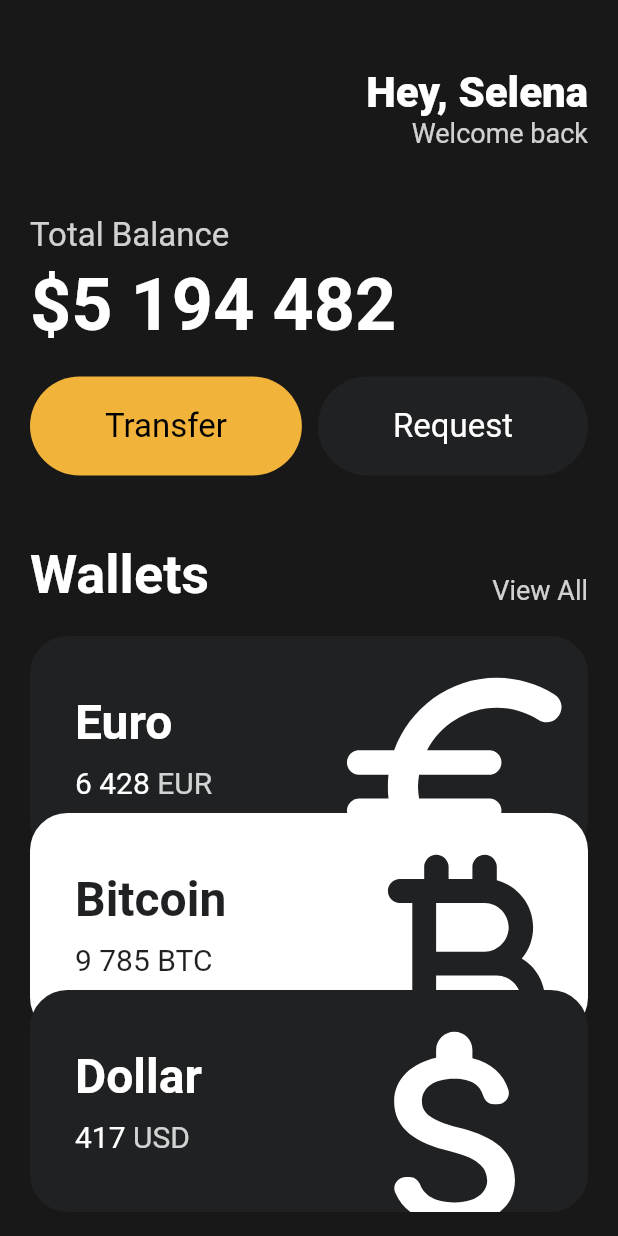
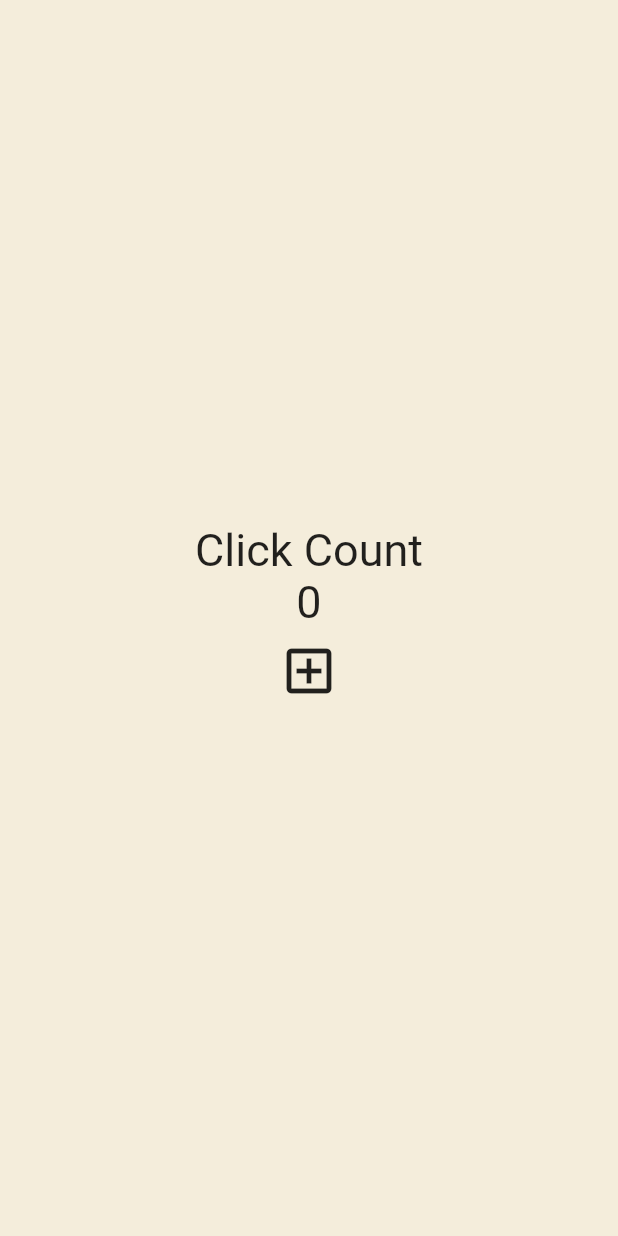
Before and after one commit to chmh0805/flutter-begginer-course, a Flutter app: the screen it shows after launch, on a phone screen of 412 x 824 dp. Run offline on Flutter 3.47's test engine with Material 2 defaults, Android fonts, the phone set to English and light mode, and no system bars.

Commit message:
Feat: Make StatefulWidget

```diff
--- a/lib/main.dart
+++ b/lib/main.dart
@@ -1,143 +1,54 @@
 import 'package:flutter/material.dart';
-import 'package:toonflix/widgets/button.dart';
-import 'package:toonflix/widgets/currency_card.dart';
 
 void main() {
   runApp(App());
 }
 
-class App extends StatelessWidget {
+class App extends StatefulWidget {
+  @override
+  State<App> createState() => _AppState();
+}
+
+class _AppState extends State<App> {
+  int counter = 0;
+
+  void onClicked() {
+    setState(() {
+      counter = counter + 1;
+    });
+  }
+
   @override
   Widget build(BuildContext context) {
     return MaterialApp(
       home: Scaffold(
-        backgroundColor: const Color(0xFF181818),
-        body: SingleChildScrollView(
-          child: Padding(
-              padding: const EdgeInsets.symmetric(
-                horizontal: 20,
-              ),
+        backgroundColor: const Color(0xFFF4EDDB),
+        body: Center(
           child: Column(
-                crossAxisAlignment: CrossAxisAlignment.start,
-                children: [
-                  const SizedBox(
-                    height: 45,
-                  ),
-                  Row(
-                    mainAxisAlignment: MainAxisAlignment.end,
-                    children: [
-                      Column(
-                        crossAxisAlignment: CrossAxisAlignment.end,
+            mainAxisAlignment: MainAxisAlignment.center,
             children: [
               const Text(
-                            "Hey, Selena",
+                "Click Count",
                 style: TextStyle(
-                                fontSize: 28,
-                                color: Colors.white,
-                                fontWeight: FontWeight.w800),
-                          ),
-                          Text(
-                            "Welcome back",
-                            style: TextStyle(
-                                color: Colors.white.withOpacity(0.8),
-                                fontSize: 18),
-                          ),
-                        ],
-                      ),
-                    ],
-                  ),
-                  const SizedBox(
-                    height: 45,
-                  ),
-                  Text(
-                    "Total Balance",
-                    style: TextStyle(
-                      fontSize: 22,
-                      color: Colors.white.withOpacity(0.8),
-                    ),
-                  ),
-                  const SizedBox(
-                    height: 5,
-                  ),
-                  const Text(
-                    "\$5 194 482",
-                    style: TextStyle(
-                      fontSize: 48,
-                      fontWeight: FontWeight.w600,
-                      color: Colors.white,
-                    ),
-                  ),
-                  const SizedBox(
-                    height: 20,
-                  ),
-                  Row(
-                    mainAxisAlignment: MainAxisAlignment.spaceBetween,
-                    children: const [
-                      Button(
-                        text: "Transfer",
-                        backgroundColor: Color(0xFFF2B33A),
-                        textColor: Colors.black,
-                      ),
-                      Button(
-                        text: "Request",
-                        backgroundColor: Color(0xFF1F2123),
-                        textColor: Colors.white,
-                      ),
-                    ],
-                  ),
-                  const SizedBox(
-                    height: 45,
-                  ),
-                  Row(
-                    mainAxisAlignment: MainAxisAlignment.spaceBetween,
-                    crossAxisAlignment: CrossAxisAlignment.end,
-                    children: [
-                      const Text(
-                        'Wallets',
-                        style: TextStyle(
-                          color: Colors.white,
-                          fontSize: 36,
-                          fontWeight: FontWeight.w600,
+                  fontSize: 30,
                 ),
               ),
               Text(
-                        "View All",
-                        style: TextStyle(
-                          color: Colors.white.withOpacity(0.8),
-                          fontSize: 18,
+                '$counter',
+                style: const TextStyle(
+                  fontSize: 30,
                 ),
               ),
+              IconButton(
+                  iconSize: 40,
+                  onPressed: onClicked,
+                  icon: const Icon(
+                    Icons.add_box_outlined,
+                  ))
             ],
           ),
-                  const SizedBox(
-                    height: 20,
-                  ),
-                  const CurrencyCard(
-                    name: "Euro",
-                    code: "EUR",
-                    amount: ("6 428"),
-                    icon: Icons.euro_rounded,
-                    isInverted: false,
-                  ),
-                  const CurrencyCard(
-                    name: "Bitcoin",
-                    code: "BTC",
-                    amount: ("9 785"),
-                    icon: Icons.currency_bitcoin_rounded,
-                    isInverted: true,
-                  ),
-                  const CurrencyCard(
-                    name: "Dollar",
-                    code: "USD",
-                    amount: ("417"),
-                    icon: Icons.attach_money_rounded,
-                    isInverted: false,
-                  ),
-                ],
-              )),
         ),
       ),
-    ); // google
-    // return const CupertinoApp(); // apple
+    );
   }
 }
```
Lines whose indentation alone changed are shown as unchanged.
